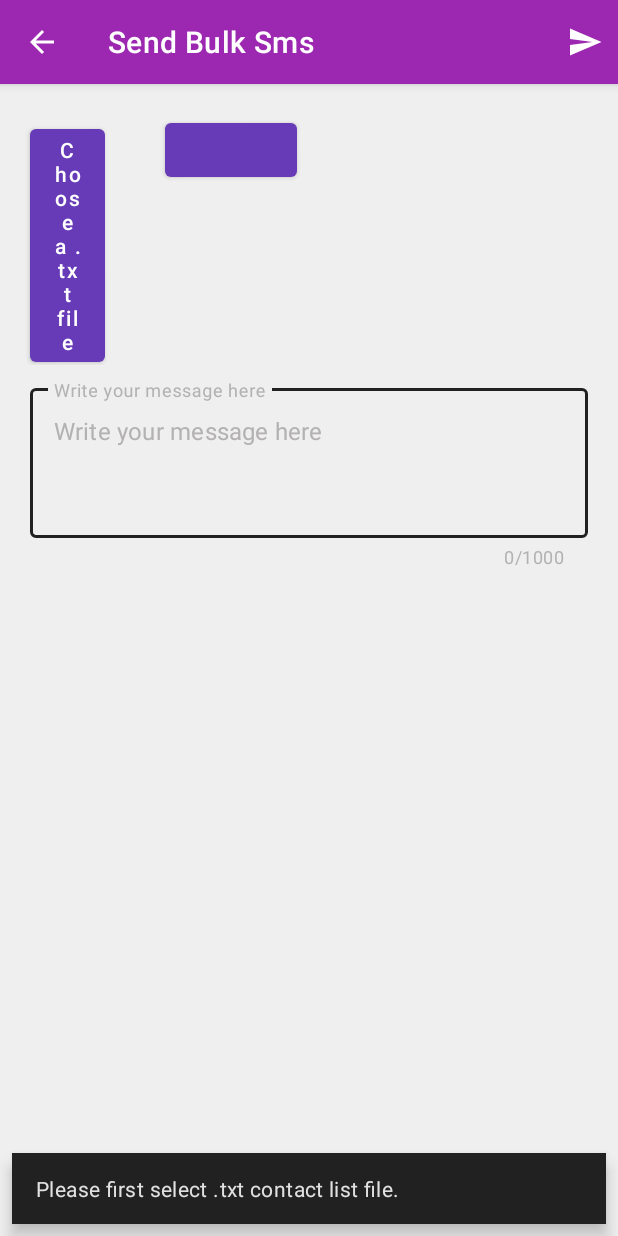
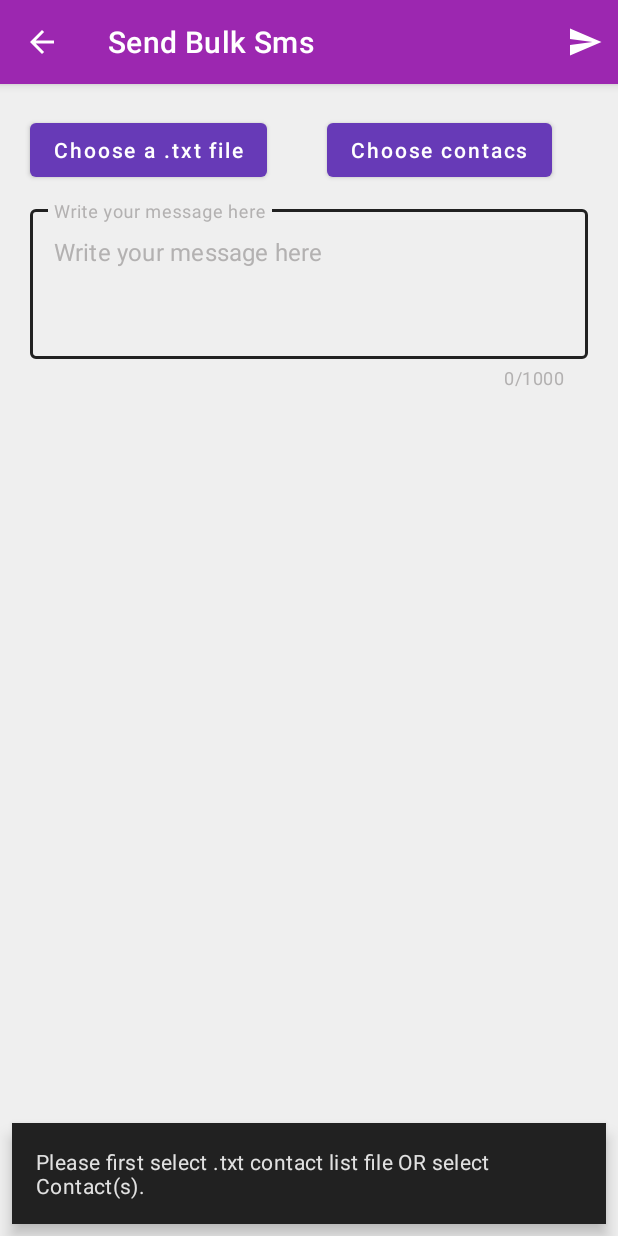
Before and after one commit to syedhassanabbas12/GopienSMS-master, an Android app: the SendBulkSmsActivity screen opened directly, with no data from a screen before it, after a tap on an icon or button, on a phone screen of 412 x 824 dp. Run offline under Robolectric (Android 15) with nearby library versions, the phone set to English and light mode, and no system bars; our stand-ins replace Timber; libraries missing offline, so code that uses them is left out: com.afollestad.materialdialogs.

Commit message:
base code is developed for contats feature.

```diff
--- a/app/src/main/AndroidManifest.xml
+++ b/app/src/main/AndroidManifest.xml
@@ -12,6 +12,7 @@
     <uses-permission android:name="android.permission.INTERNET"/>
     <uses-permission android:name="android.permission.SEND_SMS" />
     <uses-permission android:name="android.permission.READ_SMS" />
+    <uses-permission android:name="android.permission.READ_CONTACTS" />
 
     <application
             android:allowBackup="true"
--- a/app/src/main/java/spartons/com/prosmssenderapp/activities/sendBulkSms/ui/SendBulkSmsActivity.kt
+++ b/app/src/main/java/spartons/com/prosmssenderapp/activities/sendBulkSms/ui/SendBulkSmsActivity.kt
@@ -35,6 +35,7 @@ class SendBulkSmsActivity : BaseActivity() {
     private companion object {
         private const val READ_EXTERNAL_STORAGE_PERMISSION_REQUEST_CODE = 1000
         private const val ASK_SMS_PERMISSION_REQUEST_CODE = 1001
+        private const val REQUEST_READ_CONTACTS = 79
     }
 
     @Inject
@@ -66,6 +67,24 @@ class SendBulkSmsActivity : BaseActivity() {
                 askPermission(
                     arrayOf(Manifest.permission.READ_EXTERNAL_STORAGE),
                     READ_EXTERNAL_STORAGE_PERMISSION_REQUEST_CODE
+                )
+        }
+
+        /**
+         * Initializing the Contact list recycler view and setting default adapter.
+         */
+
+        /**
+         *
+         */
+
+        sendBulkSmsChooseContactButton.setOnClickListener {
+            if (isHasPermission(Manifest.permission.READ_CONTACTS))
+                showFileSelectorDialog()
+            else
+                askPermission(
+                    arrayOf(Manifest.permission.READ_CONTACTS),
+                    REQUEST_READ_CONTACTS
                 )
         }
 
@@ -109,7 +128,7 @@ class SendBulkSmsActivity : BaseActivity() {
             if (smsContactAdapter.isContactListEmpty()) {
                 uiHelper.showSnackBar(
                     sendBulkSmsActivityRootView,
-                    getResourceString(R.string.please_first_select_contact_list), Snackbar.LENGTH_LONG
+                    getResourceString(R.string.please_first_select_contact), Snackbar.LENGTH_LONG
                 )
                 return@setOnClickListener
             }
@@ -133,6 +152,17 @@ class SendBulkSmsActivity : BaseActivity() {
         }
     }
 
+
+
+
+
+
+
+
+
+
+
+
     private fun sendBulkSms() {
         viewModel.sendBulkSms(
             smsContactAdapter.contactItems().toTypedArray(),
@@ -149,11 +179,21 @@ class SendBulkSmsActivity : BaseActivity() {
         }
     }
 
+
+
+
+
+
     private fun showFileSelectorDialog() {
         uiHelper.showSelectContactFileDialog(this) { selectedFile ->
             viewModel.handleSelectedFile(selectedFile)
         }
     }
+
+
+
+
+
 
     override fun onRequestPermissionsResult(requestCode: Int, permissions: Array<out String>, grantResults: IntArray) {
         super.onRequestPermissionsResult(requestCode, permissions, grantResults)
@@ -174,8 +214,22 @@ class SendBulkSmsActivity : BaseActivity() {
                         READ_EXTERNAL_STORAGE_PERMISSION_REQUEST_CODE
                     )
                 }
+        } else if (requestCode == REQUEST_READ_CONTACTS) {
+            if (grantResults[0] == PackageManager.PERMISSION_GRANTED)
+                showFileSelectorDialog()
+            else
+                showBottomSheetDialog(R.string.storage_permission_denied_content) {
+                    askPermission(
+                        arrayOf(Manifest.permission.READ_CONTACTS),
+                        REQUEST_READ_CONTACTS
+                    )
+                }
         }
     }
+
+
+
+
 
     private fun showBottomSheetDialog(@StringRes titleResource: Int, closure: () -> Unit) {
         uiHelper.showBottomSheetDialog(
@@ -188,6 +242,11 @@ class SendBulkSmsActivity : BaseActivity() {
         }
     }
 
+
+
+
+
+
     override fun onSupportNavigateUp(): Boolean {
         onBackPressed()
         return true
--- a/app/src/main/res/layout/activity_send_bulk_sms.xml
+++ b/app/src/main/res/layout/activity_send_bulk_sms.xml
@@ -37,7 +37,7 @@
 
     <LinearLayout android:layout_width="match_parent" android:layout_height="wrap_content">
         <com.google.android.material.button.MaterialButton
-                android:layout_width="50dp"
+                android:layout_width="wrap_content"
                 android:layout_marginTop="20dp"
                 android:layout_marginStart="20dp"
                 android:layout_marginEnd="20dp"
@@ -54,7 +54,7 @@
                 android:layout_marginStart="20dp"
                 android:layout_marginEnd="20dp"
                 app:backgroundTint="@color/colorLightBlue"
-
+                android:text="Choose contacs"
                 android:id="@+id/sendBulkSmsChooseContactButton"
                 android:textColor="@color/colorWhite"
                 android:textAllCaps="false"
--- a/app/src/main/res/values/strings.xml
+++ b/app/src/main/res/values/strings.xml
@@ -19,7 +19,7 @@
     <string name="the_selected_file_is_empty">The selected file is empty. Please select file of user contacts.</string>
     <string name="add_another_text_file">Add another .txt file</string>
     <string name="sms_content_cannot_be_empty">Sms content cannot be empty!</string>
-    <string name="please_first_select_contact_list">Please first select .txt contact list file.</string>
+    <string name="please_first_select_contact">Please first select .txt contact list file OR select Contact(s).</string>
     <string name="note_colon">Note :</string>
     <string name="avoid_blocking_your_sim_content">In order to send bulk sms to your customers you need to add delay
         after sending one sms. For example, in Pakistan your sim will be blocked if you send 200 sms with in 15 minutes.
```
